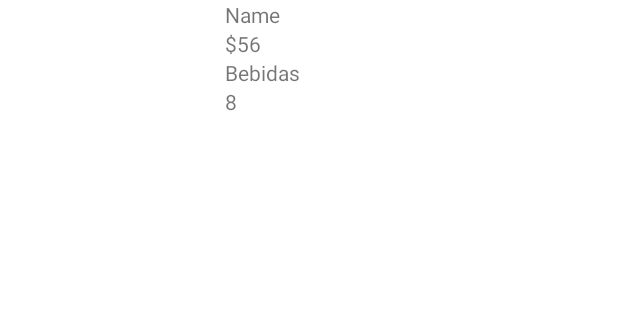
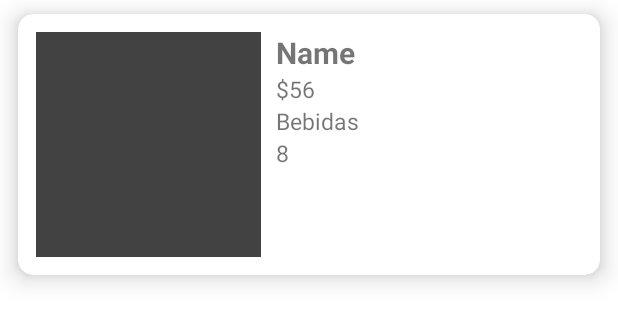
Before and after one commit to Eduardo4710/RecyclerView, an Android app: the layout item_products.xml on its own in the app's theme, with its tools: preview values and no code run, on a phone screen of 412 x 824 dp. Shown: the top 323 px of the screen. Run offline under Robolectric (Android 15) with nearby library versions, the phone set to English and light mode, and no system bars.

Commit message:
Rediseñamos el item_products

```diff
--- a/app/src/main/res/layout/item_products.xml
+++ b/app/src/main/res/layout/item_products.xml
@@ -1,30 +1,50 @@
 <?xml version="1.0" encoding="utf-8"?>
-<androidx.constraintlayout.widget.ConstraintLayout xmlns:android="http://schemas.android.com/apk/res/android"
+<com.google.android.material.card.MaterialCardView
+    xmlns:android="http://schemas.android.com/apk/res/android"
+    xmlns:app="http://schemas.android.com/apk/res-auto"
+    xmlns:tools="http://schemas.android.com/tools"
     android:layout_width="match_parent"
     android:layout_height="wrap_content"
-    xmlns:app="http://schemas.android.com/apk/res-auto"
-    xmlns:tools="http://schemas.android.com/tools">
+    android:layout_marginHorizontal="12dp"
+    android:layout_marginVertical="9dp"
+    app:cardElevation="10dp"
+    app:cardCornerRadius="10dp">
+
+    <androidx.constraintlayout.widget.ConstraintLayout
+    android:layout_width="match_parent"
+    android:layout_height="wrap_content">
 
     <ImageView
         android:id="@+id/iv_products"
         android:layout_width="150dp"
+        android:layout_marginTop="12dp"
+        android:layout_marginBottom="12dp"
+        android:layout_marginStart="12dp"
+        tools:background="@color/cardview_dark_background"
         android:layout_height="150dp"
         app:layout_constraintTop_toTopOf="parent"
         app:layout_constraintStart_toStartOf="parent"
-        android:contentDescription="Imagen del prodctos" />
+        app:layout_constraintBottom_toBottomOf="parent"
+        android:contentDescription="@string/description_tv" />
 
-    <TextView
-        android:id="@+id/tvName_product"
-        android:layout_width="wrap_content"
-        android:layout_height="wrap_content"
-        tools:text="Name"
-        app:layout_constraintTop_toTopOf="parent"
-        app:layout_constraintStart_toEndOf="@+id/iv_products"/>
+        <TextView
+            android:id="@+id/tvName_product"
+            android:layout_height="wrap_content"
+            android:layout_marginStart="10dp"
+            android:textSize="20sp"
+            android:textStyle="bold"
+            android:layout_marginTop="12dp"
+            app:layout_constraintStart_toEndOf="@+id/iv_products"
+            app:layout_constraintTop_toTopOf="parent"
+            tools:text="Name"
+            android:layout_width="wrap_content"/>
     <TextView
         android:id="@+id/tvPrece_product"
         android:layout_width="wrap_content"
         android:layout_height="wrap_content"
         tools:text="$56"
+        android:textSize="15sp"
+        android:layout_marginStart="10dp"
        app:layout_constraintStart_toEndOf="@id/iv_products"
         app:layout_constraintTop_toBottomOf="@+id/tvName_product"/>
 
@@ -33,6 +53,8 @@
         android:layout_width="wrap_content"
         android:layout_height="wrap_content"
         tools:text="Bebidas"
+        android:textSize="15sp"
+        android:layout_marginStart="10dp"
         app:layout_constraintStart_toEndOf="@id/iv_products"
        app:layout_constraintTop_toBottomOf="@+id/tvPrece_product"
       />
@@ -42,10 +64,11 @@
         android:layout_width="wrap_content"
         android:layout_height="wrap_content"
         tools:text="8"
+        android:textSize="15sp"
+        android:layout_marginStart="10dp"
         app:layout_constraintStart_toEndOf="@id/iv_products"
         app:layout_constraintTop_toBottomOf="@+id/tvCategory_product"
       />
 
-
-
 </androidx.constraintlayout.widget.ConstraintLayout>
+</com.google.android.material.card.MaterialCardView>
```
